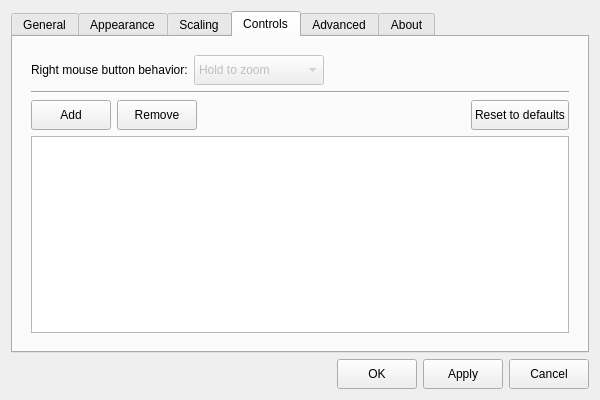
First picture: the form in gui/settingsdialog.ui, repository do-i/thumbgrid, before the edit.
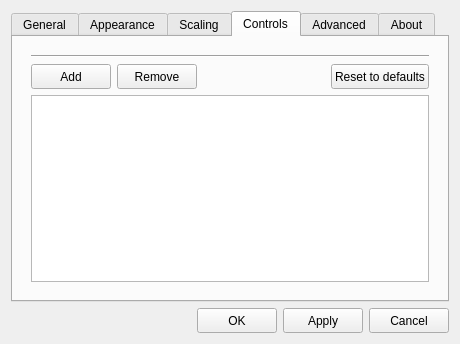
Second picture: the form after the edit. The open tabs and pages were chosen to show the change. Icons and pictures are not drawn. Custom widgets are drawn as their Qt base class.

Patch:
```diff
--- a/gui/settingsdialog.ui
+++ b/gui/settingsdialog.ui
@@ -12,8 +12,8 @@
    <rect>
     <x>0</x>
     <y>0</y>
-    <width>600</width>
-    <height>400</height>
+    <width>460</width>
+    <height>344</height>
    </rect>
   </property>
   <property name="sizePolicy">
@@ -24,8 +24,8 @@
   </property>
   <property name="minimumSize">
    <size>
-    <width>600</width>
-    <height>400</height>
+    <width>450</width>
+    <height>300</height>
    </size>
   </property>
   <property name="maximumSize">
@@ -54,7 +54,7 @@
     <widget class="QTabWidget" name="tabWidget">
      <property name="minimumSize">
       <size>
-       <width>571</width>
+       <width>400</width>
        <height>200</height>
       </size>
      </property>
@@ -127,6 +127,49 @@
              </property>
             </widget>
            </item>
+           <item>
+            <layout class="QHBoxLayout" name="horizontalLayout">
+             <property name="topMargin">
+              <number>0</number>
+             </property>
+             <item>
+              <spacer name="horizontalSpacer">
+               <property name="orientation">
+                <enum>Qt::Horizontal</enum>
+               </property>
+               <property name="sizeType">
+                <enum>QSizePolicy::Fixed</enum>
+               </property>
+               <property name="sizeHint" stdset="0">
+                <size>
+                 <width>20</width>
+                 <height>20</height>
+                </size>
+               </property>
+              </spacer>
+             </item>
+             <item>
+              <widget class="QCheckBox" name="panelFullscreenOnlyCheckBox">
+               <property name="minimumSize">
+                <size>
+                 <width>0</width>
+                 <height>20</height>
+                </size>
+               </property>
+               <property name="text">
+                <string>Only in fullscreen</string>
+               </property>
+              </widget>
+             </item>
+            </layout>
+           </item>
+           <item>
+            <widget class="Line" name="line_7">
+             <property name="orientation">
+              <enum>Qt::Horizontal</enum>
+             </property>
+            </widget>
+           </item>
            <item>
             <widget class="QCheckBox" name="infiniteScrollingCheckBox">
              <property name="sizePolicy">
@@ -1151,68 +1194,6 @@
           <bool>true</bool>
          </property>
          <layout class="QVBoxLayout" name="verticalLayout_2">
-          <item>
-           <layout class="QHBoxLayout" name="horizontalLayout">
-            <item>
-             <widget class="QLabel" name="label_2">
-              <property name="minimumSize">
-               <size>
-                <width>0</width>
-                <height>28</height>
-               </size>
-              </property>
-              <property name="text">
-               <string>Right mouse button behavior:</string>
-              </property>
-             </widget>
-            </item>
-            <item>
-             <widget class="QComboBox" name="comboBox">
-              <property name="enabled">
-               <bool>false</bool>
-              </property>
-              <property name="sizePolicy">
-               <sizepolicy hsizetype="Preferred" vsizetype="Preferred">
-                <horstretch>0</horstretch>
-                <verstretch>0</verstretch>
-               </sizepolicy>
-              </property>
-              <property name="minimumSize">
-               <size>
-                <width>130</width>
-                <height>30</height>
-               </size>
-              </property>
-              <item>
-               <property name="text">
-                <string>Hold to zoom</string>
-               </property>
-              </item>
-              <item>
-               <property name="text">
-                <string>Menu</string>
-               </property>
-              </item>
-             </widget>
-            </item>
-            <item>
-             <spacer name="horizontalSpacer">
-              <property name="orientation">
-               <enum>Qt::Horizontal</enum>
-              </property>
-              <property name="sizeType">
-               <enum>QSizePolicy::Preferred</enum>
-              </property>
-              <property name="sizeHint" stdset="0">
-               <size>
-                <width>300</width>
-                <height>20</height>
-               </size>
-              </property>
-             </spacer>
-            </item>
-           </layout>
-          </item>
           <item>
            <widget class="Line" name="line_3">
             <property name="orientation">
@@ -1233,7 +1214,7 @@
               <property name="minimumSize">
                <size>
                 <width>0</width>
-                <height>30</height>
+                <height>25</height>
                </size>
               </property>
               <property name="text">
@@ -1252,7 +1233,7 @@
               <property name="minimumSize">
                <size>
                 <width>0</width>
-                <height>30</height>
+                <height>25</height>
                </size>
               </property>
               <property name="text">
@@ -1284,7 +1265,7 @@
               <property name="minimumSize">
                <size>
                 <width>0</width>
-                <height>30</height>
+                <height>25</height>
                </size>
               </property>
               <property name="text">
@@ -1471,7 +1452,7 @@
        <property name="minimumSize">
         <size>
          <width>0</width>
-         <height>30</height>
+         <height>25</height>
         </size>
        </property>
        <property name="text">
@@ -1490,7 +1471,7 @@
        <property name="minimumSize">
         <size>
          <width>0</width>
-         <height>30</height>
+         <height>25</height>
         </size>
        </property>
        <property name="text">
@@ -1509,7 +1490,7 @@
        <property name="minimumSize">
         <size>
          <width>0</width>
-         <height>30</height>
+         <height>25</height>
         </size>
        </property>
        <property name="text">
```
Left out of the diff: 110 changed lines with no effect on the pictures.
